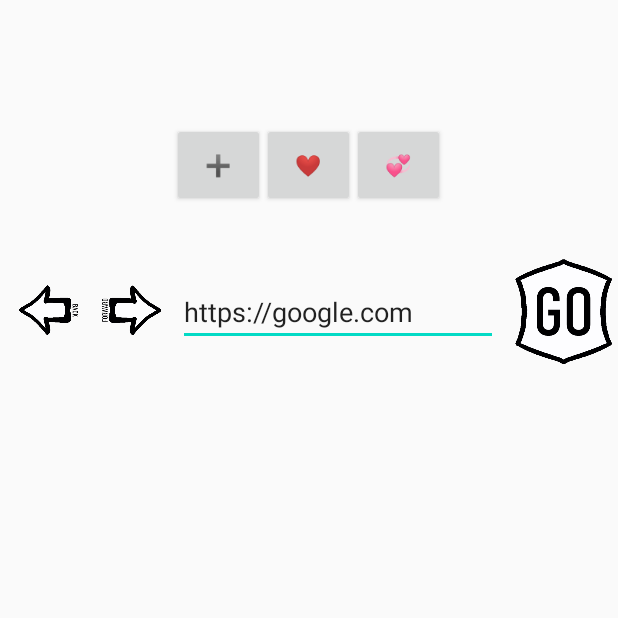
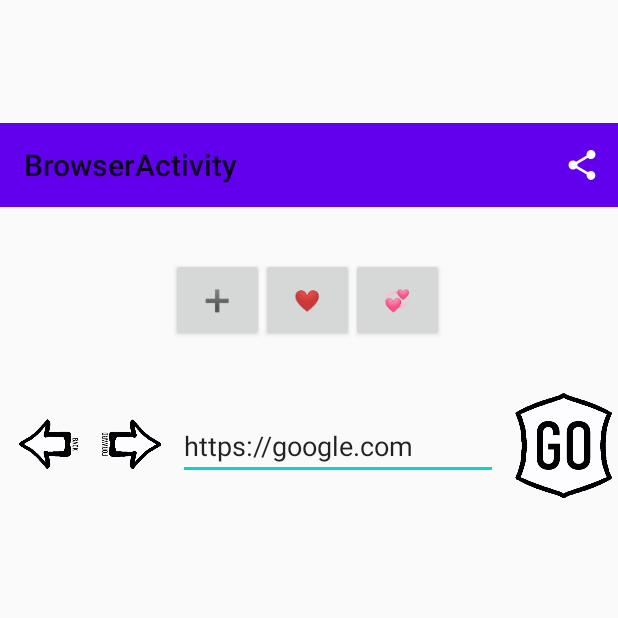
Before and after one commit to flantig/flantig-Assignment_8_WebPager, an Android app: the screen it shows after launch (BrowserActivity), on a phone screen of 412 x 824 dp, the top half of it. Run offline under Robolectric (Android 15) with nearby library versions, the phone set to English and light mode, and no system bars.

```diff
--- a/app/build.gradle
+++ b/app/build.gradle
@@ -32,4 +32,5 @@ dependencies {
     testImplementation 'junit:junit:4.12'
     androidTestImplementation 'androidx.test.ext:junit:1.1.2'
     androidTestImplementation 'androidx.test.espresso:espresso-core:3.3.0'
+    implementation 'com.google.android.material:material:1.2.1'
 }
--- a/app/src/main/java/edu/temple/browseractivity/BrowserActivity.java
+++ b/app/src/main/java/edu/temple/browseractivity/BrowserActivity.java
@@ -1,12 +1,17 @@
 package edu.temple.browseractivity;
 
 import androidx.appcompat.app.AppCompatActivity;
+import androidx.appcompat.widget.Toolbar;
 import androidx.fragment.app.Fragment;
 import androidx.fragment.app.FragmentManager;
 import androidx.fragment.app.FragmentTransaction;
 
 import android.content.Intent;
+import android.net.Uri;
 import android.os.Bundle;
+import android.os.Handler;
+import android.view.Menu;
+import android.view.MenuItem;
 import android.widget.Toast;
 
 import java.io.BufferedReader;
@@ -35,15 +40,15 @@ public class BrowserActivity extends AppCompatActivity implements PageControlFra
     File titleFile;
     private static final int REQ_CODE = 0;
 
+
     @Override
     protected void onCreate(Bundle savedInstanceState) {
         super.onCreate(savedInstanceState);
         setContentView(R.layout.activity_main);
-        try {
-            this.getSupportActionBar().hide();
-        } catch (NullPointerException e) {
-        }
-
+        Toolbar toolbar = findViewById(R.id.toolbarMain);
+        setSupportActionBar(toolbar);
+        Intent intent = getIntent();
+        String action = intent.getAction();
         FragmentManager fm = getSupportFragmentManager();
 
         if (savedInstanceState != null) {
@@ -70,9 +75,8 @@ public class BrowserActivity extends AppCompatActivity implements PageControlFra
                         .commit();
             }
 
+
         }
-
-
 
 
         if ((tempFrag = fm.findFragmentById(R.id.page_viewer)) instanceof PagerFragment) {
@@ -96,7 +100,26 @@ public class BrowserActivity extends AppCompatActivity implements PageControlFra
         }
 
 
+        if (Intent.ACTION_SEND.equals(action)) {
+            String url = intent.getStringExtra(Intent.EXTRA_TEXT);
+            pageb.parentActivityInterface.createFragment(); //THIS CREATES THE URL PAGE
+            pagev.webber.loadUrl(url);
+            Toast toast = Toast.makeText(this, url, Toast.LENGTH_LONG);
+            toast.show();
+        }
+
+
     }
+
+    public void handleSend(Intent intent, String action) {
+        if (Intent.ACTION_SEND.equals(action)) {
+            String url = intent.getStringExtra(Intent.EXTRA_TEXT);
+
+            Toast toast = Toast.makeText(this, url, Toast.LENGTH_LONG);
+            toast.show();
+        }
+    }
+
 
     // This method is called when the second activity finishes
     @Override
@@ -109,12 +132,34 @@ public class BrowserActivity extends AppCompatActivity implements PageControlFra
 
                 // Get String data from Intent
                 int urlPos = data.getIntExtra("urlPOS", 0);
+
                 loadURL(pageb.bookmarkURLs.get(urlPos));
+
 
             }
         }
     }
 
+    @Override
+    public boolean onCreateOptionsMenu(Menu menu) {
+        getMenuInflater().inflate(R.menu.menu, menu);
+        return true;
+    }
+
+    @Override
+    public boolean onOptionsItemSelected(MenuItem item) {
+        int id = item.getItemId();
+        if (id == R.id.share && pagev.webber != null) {
+            Intent sendIntent = new Intent();
+            sendIntent.setAction(Intent.ACTION_SEND);
+            sendIntent.putExtra(Intent.EXTRA_TEXT, pagev.webber.getUrl());
+            sendIntent.setType("text/plain");
+
+            Intent shareIntent = Intent.createChooser(sendIntent, null);
+            startActivity(shareIntent);
+        }
+        return true;
+    }
 
     @Override
     public void createFragment() {
@@ -137,7 +182,7 @@ public class BrowserActivity extends AppCompatActivity implements PageControlFra
         startActivityForResult(intent, REQ_CODE);
     }
 
-    public void writingToFile (String filename, String toBeWritten) throws IOException {
+    public void writingToFile(String filename, String toBeWritten) throws IOException {
         File file = new File(getFilesDir(), filename);
         FileWriter writer = new FileWriter(file, true);
         BufferedWriter bw = new BufferedWriter(writer);
--- a/app/src/main/java/edu/temple/browseractivity/BrowserControlFragment.java
+++ b/app/src/main/java/edu/temple/browseractivity/BrowserControlFragment.java
@@ -43,6 +43,7 @@ public class BrowserControlFragment extends Fragment {
 
         if (context instanceof PageViewerFragment.Wave) {
             parentActivityInterface = (BrowserControlFragment.makeNew) context;
+
         } else {
             throw new RuntimeException("You must implement ButtonClickInterface to attach this fragment");
         }
--- a/app/src/main/java/edu/temple/browseractivity/PagerFragment.java
+++ b/app/src/main/java/edu/temple/browseractivity/PagerFragment.java
@@ -24,7 +24,7 @@ public class PagerFragment extends Fragment {
     ViewPager viewPager;
     ArrayList<PageViewerFragment> pageviewlist;
     float thresholdOffset;
-    FragmentAdapter fragAdapter;
+    FragmentAdapter fragAdapter ;
     fragmentFetch parentActivity;
 
     public PagerFragment() {
@@ -50,7 +50,7 @@ public class PagerFragment extends Fragment {
         if (savedInstanceState != null) {
             pageviewlist = (ArrayList<PageViewerFragment>) savedInstanceState.getSerializable("fragments_key");
         } else {
-            pageviewlist = new ArrayList<PageViewerFragment>();
+            pageviewlist = new ArrayList<>();
         }
     }
 
@@ -95,20 +95,24 @@ public class PagerFragment extends Fragment {
 
         if (context instanceof PagerFragment.fragmentFetch) {
             parentActivity = (PagerFragment.fragmentFetch) context;
+
         } else {
             throw new RuntimeException("You must implement ButtonClickInterface to attach this fragment");
         }
     }
 
     public void addingPageView(PageViewerFragment fragment) {
-        pageviewlist.add(fragment);
-        fragAdapter.notifyDataSetChanged();
+
+            pageviewlist.add(fragment);
+            fragAdapter.notifyDataSetChanged();
+
     }
 
     public interface fragmentFetch {
         void addingPageView(PageViewerFragment fragment);
         void updatingPageView(PageViewerFragment newCurrentView);
         void updateText(String url);
+        void createFragment();
     }
 
 }
--- /dev/null
+++ b/app/src/main/res/drawable/ic_share_white.xml
@@ -0,0 +1,5 @@
+<vector android:height="24dp" android:tint="#FFFFFF"
+    android:viewportHeight="24.0" android:viewportWidth="24.0"
+    android:width="24dp" xmlns:android="http://schemas.android.com/apk/res/android">
+    <path android:fillColor="#FF000000" android:pathData="M18,16.08c-0.76,0 -1.44,0.3 -1.96,0.77L8.91,12.7c0.05,-0.23 0.09,-0.46 0.09,-0.7s-0.04,-0.47 -0.09,-0.7l7.05,-4.11c0.54,0.5 1.25,0.81 2.04,0.81 1.66,0 3,-1.34 3,-3s-1.34,-3 -3,-3 -3,1.34 -3,3c0,0.24 0.04,0.47 0.09,0.7L8.04,9.81C7.5,9.31 6.79,9 6,9c-1.66,0 -3,1.34 -3,3s1.34,3 3,3c0.79,0 1.5,-0.31 2.04,-0.81l7.12,4.16c-0.05,0.21 -0.08,0.43 -0.08,0.65 0,1.61 1.31,2.92 2.92,2.92 1.61,0 2.92,-1.31 2.92,-2.92s-1.31,-2.92 -2.92,-2.92z"/>
+</vector>
--- a/app/src/main/res/layout/activity_main.xml
+++ b/app/src/main/res/layout/activity_main.xml
@@ -1,19 +1,40 @@
 <?xml version="1.0" encoding="utf-8"?>
-<androidx.constraintlayout.widget.ConstraintLayout xmlns:android="http://schemas.android.com/apk/res/android"
+<androidx.coordinatorlayout.widget.CoordinatorLayout xmlns:android="http://schemas.android.com/apk/res/android"
+    xmlns:tools="http://schemas.android.com/tools"
     xmlns:app="http://schemas.android.com/apk/res-auto"
-    xmlns:tools="http://schemas.android.com/tools"
+
+
+    android:layout_width="match_parent"
+    android:layout_height="match_parent">
+
+    <androidx.constraintlayout.widget.ConstraintLayout
+        android:id="@+id/activity_main"
         android:layout_width="match_parent"
         android:layout_height="match_parent"
-    android:id="@+id/activity_main"
         tools:context=".BrowserActivity">
+
+
+        <androidx.appcompat.widget.Toolbar
+            android:id="@+id/toolbarMain"
+            android:layout_width="match_parent"
+            android:layout_height="wrap_content"
+            android:layout_marginTop="35dp"
+            android:layout_marginBottom="640dp"
+            android:background="?attr/colorPrimary"
+            android:minHeight="?attr/actionBarSize"
+            android:theme="?attr/actionBarTheme"
+            app:layout_constraintBottom_toBottomOf="parent"
+            app:layout_constraintEnd_toEndOf="parent"
+            app:layout_constraintStart_toStartOf="parent"
+            app:layout_constraintTop_toTopOf="parent" />
 
         <FrameLayout
             android:id="@+id/page_control"
             android:layout_width="410dp"
             android:layout_height="101dp"
-        android:layout_marginTop="95dp"
+            android:layout_marginTop="184dp"
             android:layout_marginEnd="1dp"
-        android:layout_marginBottom="535dp"
+            android:layout_marginBottom="446dp"
             app:layout_constraintBottom_toBottomOf="parent"
             app:layout_constraintEnd_toEndOf="parent"
             app:layout_constraintStart_toStartOf="parent"
@@ -23,10 +44,9 @@
 
         <FrameLayout
             android:id="@+id/page_viewer"
-        android:layout_width="416dp"
-        android:layout_height="524dp"
-        android:layout_marginTop="196dp"
-        android:layout_marginBottom="11dp"
+            android:layout_width="415dp"
+            android:layout_height="449dp"
+            android:layout_marginTop="284dp"
             app:layout_constraintBottom_toBottomOf="parent"
             app:layout_constraintEnd_toEndOf="parent"
             app:layout_constraintStart_toStartOf="parent"
@@ -38,10 +58,9 @@
             android:id="@+id/browser_control"
             android:layout_width="409dp"
             android:layout_height="93dp"
-        android:layout_marginStart="1dp"
-        android:layout_marginTop="1dp"
-        android:layout_marginEnd="1dp"
-        android:layout_marginBottom="637dp"
+            android:layout_marginTop="91dp"
+            android:layout_marginEnd="2dp"
+            android:layout_marginBottom="547dp"
             app:layout_constraintBottom_toBottomOf="parent"
             app:layout_constraintEnd_toEndOf="parent"
             app:layout_constraintStart_toStartOf="parent"
@@ -50,3 +69,6 @@
         </FrameLayout>
 
     </androidx.constraintlayout.widget.ConstraintLayout>
+
+
+</androidx.coordinatorlayout.widget.CoordinatorLayout>
--- /dev/null
+++ b/app/src/main/res/menu/menu.xml
@@ -0,0 +1,11 @@
+<?xml version="1.0" encoding="utf-8"?>
+<menu xmlns:android="http://schemas.android.com/apk/res/android"
+    xmlns:app="http://schemas.android.com/apk/res-auto">
+
+    <item
+        android:id="@+id/share"
+        android:title="Share"
+        android:icon="@drawable/ic_share_white"
+        app:showAsAction="always"/>
+
+</menu>
--- a/app/src/main/res/values/styles.xml
+++ b/app/src/main/res/values/styles.xml
@@ -1,7 +1,7 @@
 <resources>
 
     <!-- Base application theme. -->
-    <style name="AppTheme" parent="Theme.AppCompat.Light.DarkActionBar">
+    <style name="AppTheme" parent="Theme.AppCompat.Light.NoActionBar">
         <!-- Customize your theme here. -->
         <item name="colorPrimary">@color/colorPrimary</item>
         <item name="colorPrimaryDark">@color/colorPrimaryDark</item>
```
Also changed, not shown: app/src/main/AndroidManifest.xml (+9 -0 lines), app/src/main/java/edu/temple/browseractivity/BookmarkActivity.java (+5 -4 lines), app/src/main/java/edu/temple/browseractivity/BookmarkAdapter.java (+11 -6 lines), app/src/main/res/layout/activity_bookmark.xml (+0 -16 lines). Lines whose indentation alone changed are shown as unchanged.
